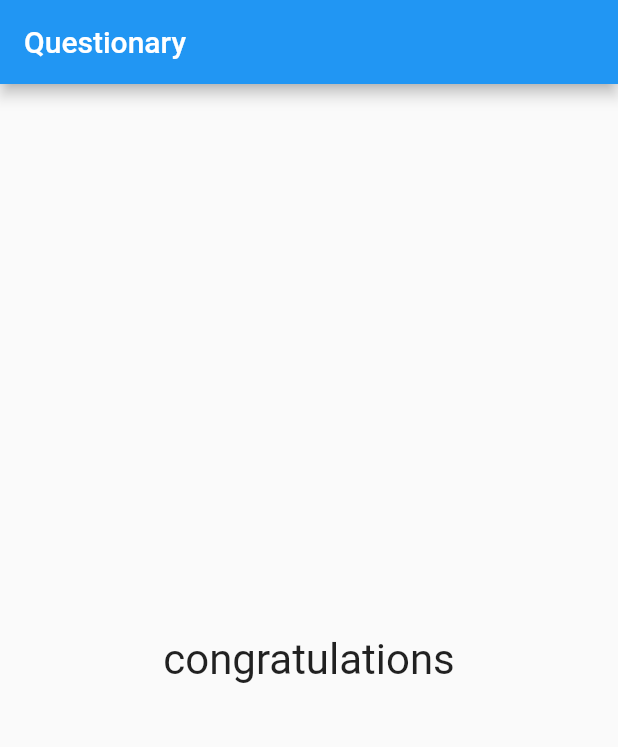
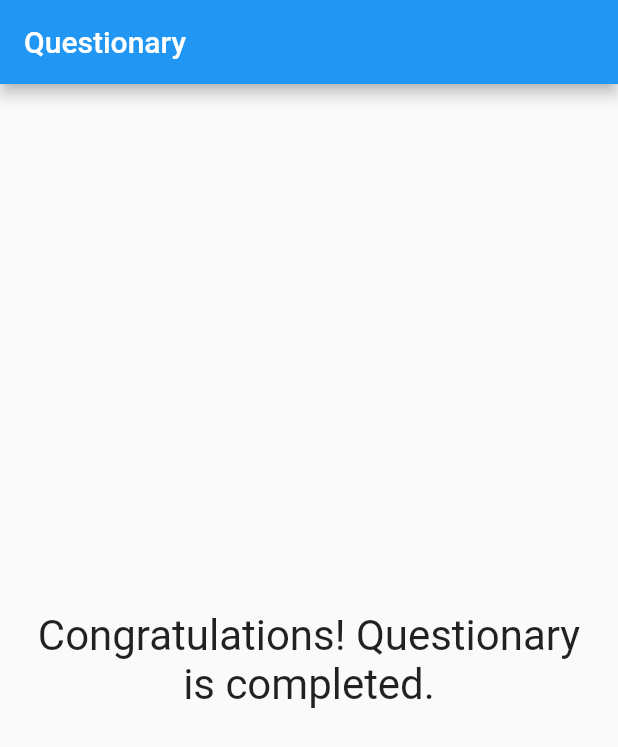
Before and after one commit to Carlxiso/Project-Questions, a Flutter app: the screen it shows after launch, after a tap on "Blue", after a tap on "Cat", after a tap on "Bayern", on a phone screen of 412 x 824 dp. Shown: the top 747 px of the screen. Run offline on Flutter 3.47's test engine with Material 2 defaults, Android fonts, the phone set to English and light mode, and no system bars.

Commit message:
Component Message Result

```diff
--- a/lib/main.dart
+++ b/lib/main.dart
@@ -3,6 +3,7 @@ import 'package:project_questions/question.dart';
 import 'package:flutter/widgets.dart';
 import './question.dart';
 import './answer.dart';
+import './message.dart';
 
 main() {
   runApp(QuestionApp());
@@ -98,14 +99,7 @@ class _QuestionAppState extends State<QuestionApp> {
                 ],
               )
             //Showing the result
-            : Center(
-                child: Text(
-                  'congratulations',
-                  style: TextStyle(
-                    fontSize: 28,
-                  ),
-                ),
-              ),
+            : Message(''),
       ),
     );
   }
--- /dev/null
+++ b/lib/message.dart
@@ -0,0 +1,26 @@
+import 'package:flutter/material.dart';
+
+class Message extends StatelessWidget {
+  // const Message({ Key? key }) : super(key: key);
+
+  final String text;
+
+  Message(this.text);
+
+  @override
+  Widget build(BuildContext context) {
+    return Container(
+      width: double.infinity,
+      margin: EdgeInsets.all(20),
+      child: Center(
+        child: Text(
+          'Congratulations! Questionary is completed.',
+          style: TextStyle(
+            fontSize: 28,
+          ),
+          textAlign: TextAlign.center,
+        ),
+      ),
+    );
+  }
+}
```
